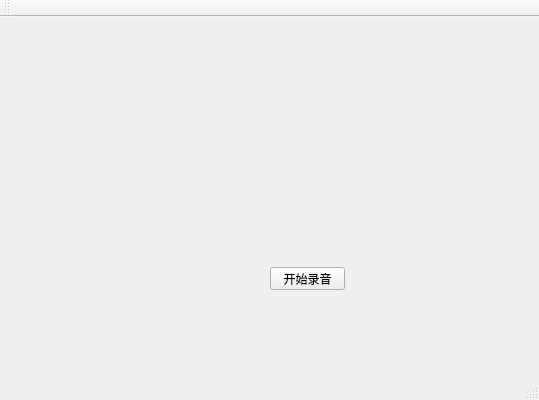
Above: RobotXC/robotxc.ui from MuseumRobot/RobotXC before the change. Below: the same form after it.
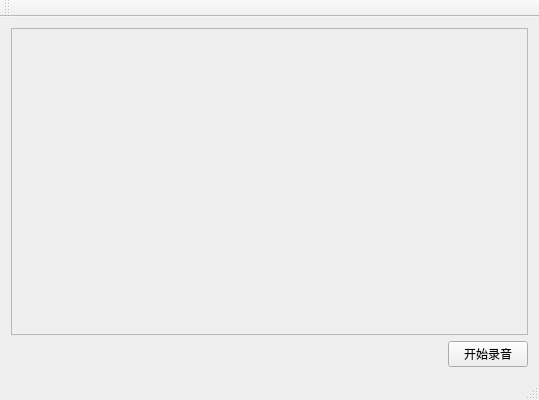
That is the form after the change.

Patch:
```diff
--- a/RobotXC/robotxc.ui
+++ b/RobotXC/robotxc.ui
@@ -14,19 +14,49 @@
    <string>RobotXC</string>
   </property>
   <widget class="QWidget" name="centralWidget">
-   <widget class="QPushButton" name="btnRecord">
+   <layout class="QVBoxLayout" name="verticalLayout">
+    <item>
+     <widget class="QScrollArea" name="overview">
+      <property name="widgetResizable">
+       <bool>true</bool>
+      </property>
+      <widget class="QWidget" name="scrollAreaWidgetContents">
     <property name="geometry">
      <rect>
-      <x>270</x>
-      <y>250</y>
-      <width>75</width>
-      <height>23</height>
-     </rect>
-    </property>
+         <x>0</x>
+         <y>0</y>
+         <width>519</width>
+         <height>292</height>
+        </rect>
+       </property>
+      </widget>
+     </widget>
+    </item>
+    <item>
+     <layout class="QHBoxLayout" name="horizontalLayout">
+      <item>
+       <spacer name="horizontalSpacer">
+        <property name="orientation">
+         <enum>Qt::Horizontal</enum>
+        </property>
+        <property name="sizeHint" stdset="0">
+         <size>
+          <width>40</width>
+          <height>20</height>
+         </size>
+        </property>
+       </spacer>
+      </item>
+      <item>
+       <widget class="QPushButton" name="btnRecord">
     <property name="text">
      <string>开始录音</string>
     </property>
    </widget>
+      </item>
+     </layout>
+    </item>
+   </layout>
   </widget>
   <widget class="QMenuBar" name="menuBar">
    <property name="geometry">
```
Lines whose indentation alone changed are shown as unchanged.
